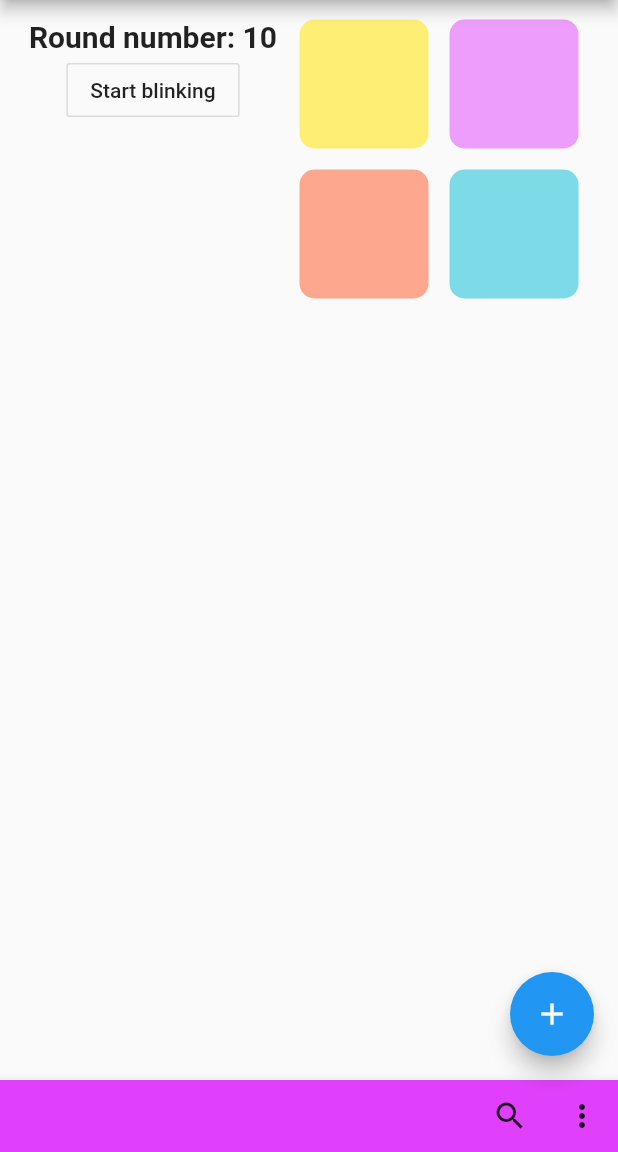
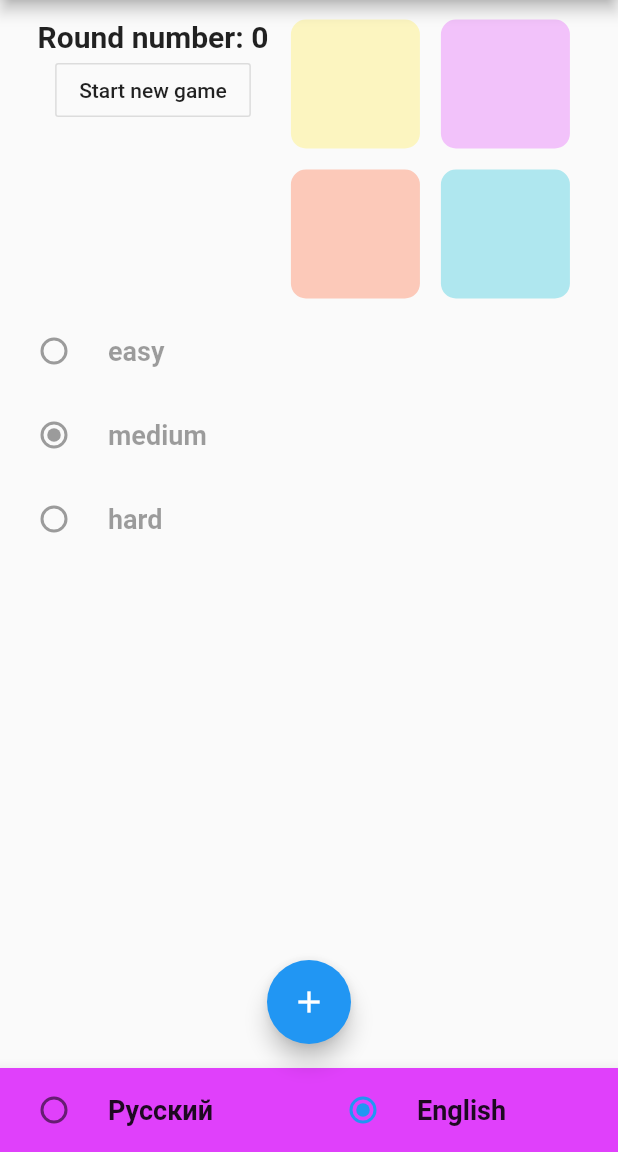
Before and after one commit to DmitriyGalyanov/flutter_simon_game, a Flutter app: the screen it shows after launch, after a tap on the "add" icon, on a phone screen of 412 x 824 dp, the part 84-1236 px from its top. Run offline on Flutter 3.47's test engine with Material 2 defaults, Android fonts, the phone set to English and light mode, and no system bars; our stand-ins replace audioplayers.

Commit message:
v0.3.0
add Button Widget;
edit GameSector opacity;
remove excess from main;
edit SimonGame:
  add setGameSelectedSectorsList,
  add StartGame,
  add StartNextRound,
  add repeatHighlight,
  add tryLostRound,
  add checkIfUserFail,
  edit blinkSectors,
  edithandleSectorTap,
  edit layout

```diff
--- /dev/null
+++ b/lib/components/Button.dart
@@ -0,0 +1,18 @@
+import 'package:flutter/material.dart';
+
+class Button extends StatelessWidget { //TODO: edit Button view
+  final String label;
+  final Function handleTap;
+  final bool isDisabled;
+  const Button({
+    @required this.label,
+    this.handleTap,
+    this.isDisabled = false});
+  @override
+  Widget build(BuildContext context) {
+    return OutlineButton(
+      child: Text(label),
+      onPressed: isDisabled ? null : handleTap,
+    );
+  }
+}
--- a/lib/components/GameSector.dart
+++ b/lib/components/GameSector.dart
@@ -22,7 +22,7 @@ class GameSector extends StatelessWidget {
         onTap: _handleTap,
         child: AnimatedOpacity(
           duration: Duration(milliseconds: animationDuration.floor()),
-          opacity: isHighlighted ? 1.0 : 0.5,
+          opacity: isHighlighted ? 1.0 : 0.3,
           child: SizedBox(
               width: 100.0,
               height: 100.0,
--- a/lib/components/SimonGame.dart
+++ b/lib/components/SimonGame.dart
@@ -2,7 +2,10 @@ import 'package:flutter/material.dart';
 import 'dart:math';
 import 'dart:async';
 
+import 'package:audioplayers/audio_cache.dart';
+
 import 'package:flutter_simon_game/components/GameSector.dart';
+import 'package:flutter_simon_game/components/Button.dart';
 
 class SimonGame extends StatefulWidget {
   final int index;
@@ -14,15 +17,29 @@ class SimonGame extends StatefulWidget {
 }
 
 class _SimonGameState extends State<SimonGame> {
+  // final player = AudioCache();
+  // preloadAudio() {
+  //   player.loadAll(['0.ogg', '1.ogg', '2.ogg', '3.ogg']);
+  // }
+  void playAudio(int sectorId) {
+    //TODO: ADD SECTOR ID HERE
+    AudioCache player = AudioCache();
+    // player.play('$sectorId.ogg');
+    player.play('sample.mp3');
+  }
+
   // GAME VARIABLES -- START
-  int timeout = 1000; //milliseconds //level
-  String language = 'en';
-  int roundNumber = 10;
+  int timeout = 1000; //TODO: ADD TIMEOUT CHANGE
+  String language = 'en'; //TODO: ADD LANGUAGE CHANGE
+  int roundNumber = 0;
   bool isGameOn = false;
   bool isUserFail = false;
   bool isBlinking = false;
+  int gameSelectedAtRoundNumber = 0;
+  List<int> gameSelectedSectorsList;
+  List<int> userSelectedSectorsList = [];
 
-  void setLevel(int value) {
+  void setTimeout(int value) {
     setState(() {
       timeout = value;
     });
@@ -59,8 +76,67 @@ class _SimonGameState extends State<SimonGame> {
     });
   }
 
+  void setGameSelectedSectorsList() {
+    if (gameSelectedAtRoundNumber == roundNumber) return;
+    List<int> data = [];
+    for (int i = 0; i < roundNumber; i++) {
+      data.add(Random().nextInt(4));
+    }
+    setState(() {
+      gameSelectedSectorsList = data;
+      gameSelectedAtRoundNumber = roundNumber;
+    });
+  }
+
+  void addUserSelectedSector(int id) {
+    userSelectedSectorsList.add(id);
+  }
+
+  void clearUserSelectedSectors() {
+    userSelectedSectorsList.clear();
+  }
+
   // GAME VARIABLES -- END
   //
+  void startGame() {
+    clearUserSelectedSectors();
+    setIsGameOn(true);
+    setIsUserFail(false);
+    setState(() {
+      roundNumber = 1;
+    });
+    setGameSelectedSectorsList();
+    blinkSectors();
+  }
+
+  void startNextRound() {
+    clearUserSelectedSectors();
+    increaseRoundNumber();
+    setGameSelectedSectorsList();
+    blinkSectors();
+  }
+
+  void repeatHighlight() {
+    if (isBlinking) return;
+    clearUserSelectedSectors();
+    blinkSectors();
+  }
+
+  void tryLostRound() {
+    setIsUserFail(false);
+    setIsGameOn(true);
+    repeatHighlight();
+  }
+
+  checkIfUserFail(sectorId) {
+    print(gameSelectedSectorsList[userSelectedSectorsList.length - 1]);
+    if (gameSelectedSectorsList[userSelectedSectorsList.length - 1] !=
+        sectorId) {
+      setIsUserFail(true);
+      setIsGameOn(false);
+    }
+  }
+
   // SECTORS -- START
   List<dynamic> sectorsInit = [
     //List<Map<String, dynamic>>
@@ -70,34 +146,45 @@ class _SimonGameState extends State<SimonGame> {
     {'id': 3, 'color': Colors.cyan, 'isHighlighted': false},
   ];
 
-  void blinkSector(int id) {
-    print(600.0.floor());
+  void blinkSector(int sectorId) {
+    //TODO: ADD AUDIO
+    // playAudio(sectorId); TODO: FIX THAT
     setState(() {
-      sectorsInit[id]['isHighlighted'] = true;
+      sectorsInit[sectorId]['isHighlighted'] = true;
     });
     Timer(
         Duration(milliseconds: 200),
         () => {
               setState(() {
-                sectorsInit[id]['isHighlighted'] = false;
+                sectorsInit[sectorId]['isHighlighted'] = false;
               })
             });
   }
 
-  void blinkSectors() async { //void
-    for (final sectorId in gameSelectedSectorsArray()) {
+  void blinkSectors() async {
+    setIsBlinking(true);
+    for (final sectorId in gameSelectedSectorsList) {
       await Future.delayed(Duration(milliseconds: timeout));
       blinkSector(sectorId);
     }
+    await Future.delayed(Duration(milliseconds: (timeout / 2).floor()));
+    setIsBlinking(false);
   }
 
-  void handleSectorTap(int id) {
-    blinkSector(id);
-    addUserSelectedSector(id);
-    print(userSelectedSectorsList);
+  void handleSectorTap(int sectorId) {
+    if (isBlinking) return;
+    blinkSector(sectorId);
+    if (!isGameOn) return;
+    addUserSelectedSector(sectorId);
+    checkIfUserFail(sectorId);
+    if (!isUserFail &&
+        gameSelectedSectorsList.length == userSelectedSectorsList.length) {
+      startNextRound();
+    }
   }
 
   Wrap _buildSectors() {
+    //TODO: TRY STACK WITH CLIPPING
     List<Widget> sectors = [];
     sectorsInit.forEach((sector) {
       sectors.add(GameSector(
@@ -119,35 +206,19 @@ class _SimonGameState extends State<SimonGame> {
 
   // SECTORS -- END
   //
-  // GET GAME SELECTED SECTORS LIST -- START
-  List<int> gameSelectedSectorsArray() {
-    List<int> data = [];
-    for (int i = 0; i < roundNumber; i++) {
-      data.add(Random().nextInt(4));
-    }
-    return data;
-  }
-
-  // GET GAME SELECTED SECTORS LIST -- END
-  //
-  // USER SELECTED SECTORS LIST -- START
-  List<int> userSelectedSectorsList = [];
-
-  void addUserSelectedSector(int id) {
-    userSelectedSectorsList.add(id);
-  }
-
-  // USER SELECTED SECTORS LIST -- END
-
   @override
   Widget build(BuildContext context) {
+    //TODO: edit view
+    //TODO: (!HORIZONTAL VIEW!)
     return Scaffold(
       appBar: AppBar(title: Text('Simon Game')),
-      body: Container(
+      body: Center(
+        child: Container(
           margin: EdgeInsets.only(top: 6.0),
-        child: Center(
-          child: Wrap(
-            direction: Axis.vertical,
+          child: Column(
+            children: [
+              Wrap(
+                direction: Axis.horizontal, //vertical
                 children: [
                   Container(
                     margin: EdgeInsets.only(right: 8.0, top: 7.0),
@@ -155,16 +226,62 @@ class _SimonGameState extends State<SimonGame> {
                       children: [
                         Text(
                           'Round number: $roundNumber',
-                      style: TextStyle(fontWeight: FontWeight.bold, fontSize: 20.0),
+                          style: TextStyle(
+                              fontWeight: FontWeight.bold, fontSize: 20.0),
                         ),
-                    OutlineButton(
-                      child: Text('Start blinking'),
-                      onPressed: blinkSectors,
-                    )
+                        if (!isGameOn)
+                          Button(
+                            label: 'Start new game',
+                            handleTap: startGame,
+                          ),
+                        if (isGameOn)
+                          Button(
+                              label: 'Repeat highlight',
+                              handleTap: repeatHighlight,
+                              isDisabled: isBlinking ? true : false),
+                        if (isUserFail)
+                          Button(
+                            label: 'Try last round again',
+                            handleTap: tryLostRound,
+                          ),
                       ],
                     ),
                   ),
                   _buildSectors(),
+                ],
+              ),
+              Column(children: [
+                RadioListTile(
+                  title: Text(
+                    'easy',
+                    style:
+                        TextStyle(fontWeight: FontWeight.bold, fontSize: 18.0),
+                  ),
+                  value: 1500,
+                  groupValue: timeout,
+                  onChanged: isBlinking ? null : (value) => setTimeout(value),
+                ),
+                RadioListTile(
+                  title: Text(
+                    'medium',
+                    style:
+                        TextStyle(fontWeight: FontWeight.bold, fontSize: 18.0),
+                  ),
+                  value: 1000,
+                  groupValue: timeout,
+                  onChanged: isBlinking ? null : (value) => setTimeout(value),
+                ),
+                RadioListTile(
+                  title: Text(
+                    'hard',
+                    style:
+                        TextStyle(fontWeight: FontWeight.bold, fontSize: 18.0),
+                  ),
+                  value: 500,
+                  groupValue: timeout,
+                  onChanged: isBlinking ? null : (value) => setTimeout(value),
+                ),
+              ])
             ],
           ),
         ),
@@ -173,19 +290,37 @@ class _SimonGameState extends State<SimonGame> {
         color: Theme.of(context).primaryColor,
         child: Row(
           children: [
-            // IconButton(icon: Icon(Icons.menu), onPressed: () {}),
-            Spacer(),
-            IconButton(icon: Icon(Icons.search), onPressed: () {}),
-            IconButton(icon: Icon(Icons.more_vert), onPressed: () {}),
+            Flexible(
+              child: RadioListTile(
+                title: Text(
+                  'Русский',
+                  style: TextStyle(fontWeight: FontWeight.bold, fontSize: 18.0),
+                ),
+                value: 'ru',
+                groupValue: language,
+                onChanged: (value) => setLanguage(value),
+              ),
+            ),
+            Flexible(
+              child: RadioListTile(
+                title: Text(
+                  'English',
+                  style: TextStyle(fontWeight: FontWeight.bold, fontSize: 18.0),
+                ),
+                value: 'en',
+                groupValue: language,
+                onChanged: (value) => setLanguage(value),
+              ),
+            )
           ],
         ),
       ),
+      floatingActionButtonLocation: FloatingActionButtonLocation.centerFloat,
       floatingActionButton: FloatingActionButton(
           child: Icon(Icons.add),
           onPressed: () {
             blinkSectors();
           }),
-      floatingActionButtonLocation: FloatingActionButtonLocation.endFloat,
     );
   }
 }
--- a/lib/main.dart
+++ b/lib/main.dart
@@ -12,12 +12,6 @@ class MyApp extends StatelessWidget {
             primaryColor: Colors.purpleAccent
         ),
         home: SimonGame(0)
-        // Scaffold(
-        //   appBar: AppBar(
-        //     title: Text('Simon Game')
-        //   ),
-        //   body: SimonGame(0)
-        // )
     );
   }
 }
```
Also changed, not shown: pubspec.yaml (+9 -3 lines), 11 other files. Lines whose indentation alone changed are shown as unchanged.
